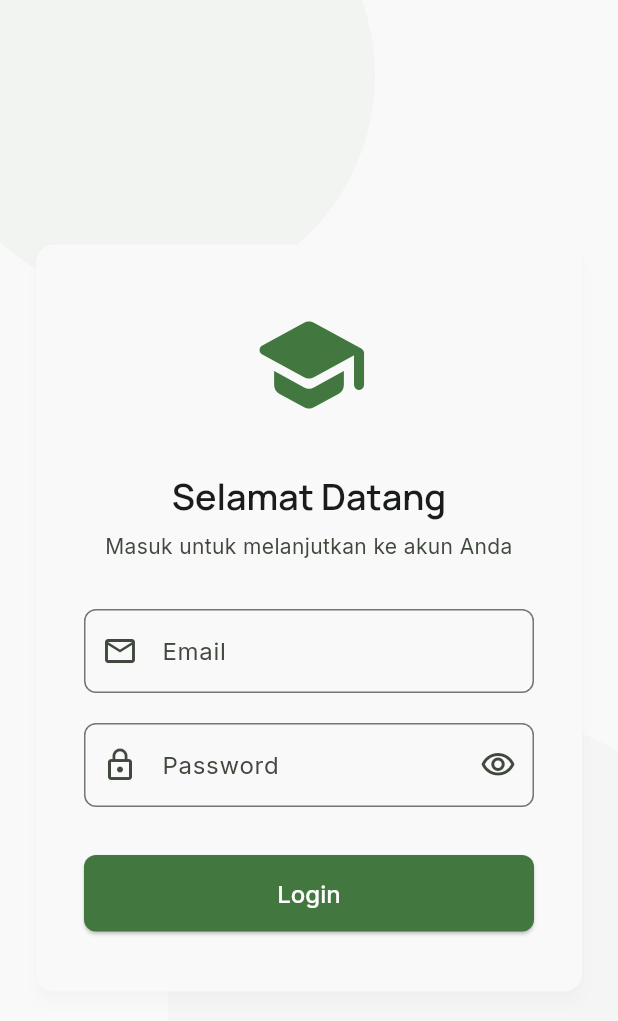
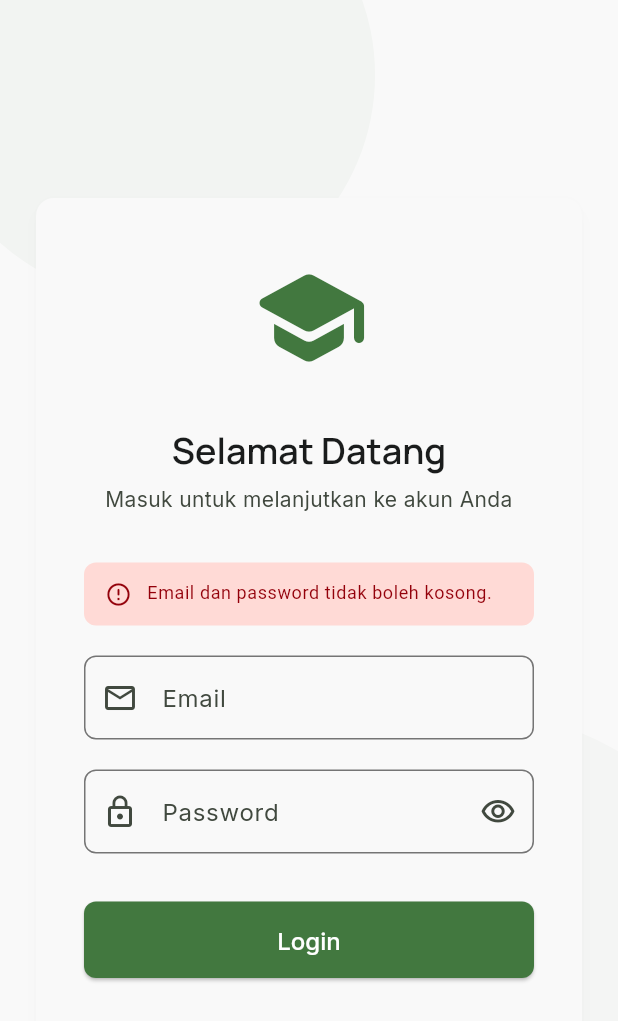
Before and after one commit to rokifran/TertibSekolah, a Flutter app: the screen it shows after launch, after a tap on "Login", on a phone screen of 412 x 824 dp. Shown: the top 1021 px of the screen. Run offline on Flutter 3.47's test engine with Material 3 defaults, Android fonts, the phone set to English and light mode, and no system bars; our stand-ins replace google_fonts, supabase_flutter; accounts and stored records are empty.

Commit message:
feat: implement admin login with role-based routing
- Add AuthService with Supabase sign-in and role fetching
- Add AdminDashboardScreen with greeting, menu grid, and logout
- Update LoginScreen with real auth logic, loading state, error banner
- Route Admin → AdminDashboardScreen, Guru/Siswa → coming soon

```diff
--- /dev/null
+++ b/Frontend/lib/core/auth_service.dart
@@ -0,0 +1,106 @@
+import 'package:supabase_flutter/supabase_flutter.dart';
+import '../main.dart';
+
+/// Hasil login yang membawa data user dan role-nya.
+class AuthResult {
+  final String userId;
+  final String nama;
+  final String email;
+  final String roleName; // 'Admin', 'Guru', 'Siswa'
+
+  const AuthResult({
+    required this.userId,
+    required this.nama,
+    required this.email,
+    required this.roleName,
+  });
+
+  bool get isAdmin => roleName == 'Admin';
+  bool get isGuru => roleName == 'Guru';
+  bool get isSiswa => roleName == 'Siswa';
+}
+
+/// Exception khusus untuk error autentikasi yang bisa ditampilkan ke user.
+class AuthException implements Exception {
+  final String message;
+  const AuthException(this.message);
+
+  @override
+  String toString() => message;
+}
+
+/// Service untuk menangani semua operasi autentikasi.
+class AuthService {
+  AuthService._();
+
+  /// Sign in menggunakan email & password, lalu ambil data role dari tabel users.
+  ///
+  /// Throws [AuthException] jika:
+  /// - Kredensial salah
+  /// - Akun tidak ditemukan di tabel users
+  /// - Koneksi gagal
+  static Future<AuthResult> signIn({
+    required String email,
+    required String password,
+  }) async {
+    try {
+      // 1. Autentikasi via Supabase Auth
+      final response = await supabase.auth.signInWithPassword(
+        email: email.trim(),
+        password: password,
+      );
+
+      final user = response.user;
+      if (user == null) {
+        throw const AuthException('Login gagal. Silakan coba lagi.');
+      }
+
+      // 2. Ambil data profile + role dari tabel users
+      final userData = await supabase
+          .from('users')
+          .select('nama, email, role_id, roles(role_name)')
+          .eq('id', user.id)
+          .maybeSingle();
+
+      if (userData == null) {
+        // User ada di Auth tapi tidak ada di tabel users
+        await supabase.auth.signOut();
+        throw const AuthException(
+          'Akun tidak terdaftar dalam sistem.\nHubungi administrator.',
+        );
+      }
+
+      final roleName =
+          (userData['roles'] as Map<String, dynamic>?)?['role_name'] as String? ??
+          'Unknown';
+
+      return AuthResult(
+        userId: user.id,
+        nama: userData['nama'] as String? ?? '',
+        email: userData['email'] as String? ?? email,
+        roleName: roleName,
+      );
+    } on AuthException {
+      rethrow;
+    } on AuthApiException catch (e) {
+      // Error dari Supabase Auth (kredensial salah, dll.)
+      if (e.message.contains('Invalid login credentials')) {
+        throw const AuthException('Email atau password salah.');
+      }
+      if (e.message.contains('Email not confirmed')) {
+        throw const AuthException('Email belum dikonfirmasi. Cek inbox Anda.');
+      }
+      throw AuthException('Login gagal: ${e.message}');
+    } catch (e) {
+      throw AuthException('Terjadi kesalahan: ${e.toString()}');
+    }
+  }
+
+  /// Sign out user yang sedang login.
+  static Future<void> signOut() async {
+    await supabase.auth.signOut();
+  }
+
+  /// Mengecek apakah ada session aktif (user sudah login sebelumnya).
+  static Session? get currentSession => supabase.auth.currentSession;
+}
--- a/Frontend/lib/screens/login_screen.dart
+++ b/Frontend/lib/screens/login_screen.dart
@@ -1,5 +1,7 @@
 import 'package:flutter/material.dart';
 import '../theme/app_colors.dart';
+import '../core/auth_service.dart';
+import 'admin_dashboard_screen.dart';
 
 class LoginScreen extends StatefulWidget {
   const LoginScreen({super.key});
@@ -12,6 +14,8 @@ class _LoginScreenState extends State<LoginScreen> {
   final _emailController = TextEditingController();
   final _passwordController = TextEditingController();
   bool _obscurePassword = true;
+  bool _isLoading = false;
+  String? _errorMessage;
 
   @override
   void dispose() {
@@ -19,6 +23,69 @@ class _LoginScreenState extends State<LoginScreen> {
     _passwordController.dispose();
     super.dispose();
   }
+
+  // ─── Login Logic ────────────────────────────────────────────────────────────
+
+  Future<void> _handleLogin() async {
+    final email = _emailController.text.trim();
+    final password = _passwordController.text;
+
+    // Validasi input
+    if (email.isEmpty || password.isEmpty) {
+      setState(() => _errorMessage = 'Email dan password tidak boleh kosong.');
+      return;
+    }
+
+    setState(() {
+      _isLoading = true;
+      _errorMessage = null;
+    });
+
+    try {
+      final result = await AuthService.signIn(
+        email: email,
+        password: password,
+      );
+
+      if (!mounted) return;
+
+      // Routing berdasarkan role
+      switch (result.roleName) {
+        case 'Admin':
+          Navigator.of(context).pushReplacement(
+            MaterialPageRoute(
+              builder: (_) => AdminDashboardScreen(authResult: result),
+            ),
+          );
+        case 'Guru':
+          // TODO: Ganti dengan GuruDashboardScreen saat sudah dibuat
+          _showRoleNotImplemented(result.roleName);
+        case 'Siswa':
+          // TODO: Ganti dengan SiswaDashboardScreen saat sudah dibuat
+          _showRoleNotImplemented(result.roleName);
+        default:
+          _showRoleNotImplemented(result.roleName);
+      }
+    } on AuthException catch (e) {
+      setState(() => _errorMessage = e.message);
+    } finally {
+      if (mounted) {
+        setState(() => _isLoading = false);
+      }
+    }
+  }
+
+  void _showRoleNotImplemented(String role) {
+    ScaffoldMessenger.of(context).showSnackBar(
+      SnackBar(
+        content: Text('Login berhasil sebagai $role, dashboard segera hadir!'),
+        behavior: SnackBarBehavior.floating,
+        backgroundColor: AppColors.primaryContainer,
+      ),
+    );
+  }
+
+  // ─── Build ──────────────────────────────────────────────────────────────────
 
   @override
   Widget build(BuildContext context) {
@@ -57,18 +124,21 @@ class _LoginScreenState extends State<LoginScreen> {
             child: SingleChildScrollView(
               padding: const EdgeInsets.symmetric(horizontal: 24),
               child: Card(
-                color: AppColors.surface, // Lowest surface
+                color: AppColors.surface,
                 elevation: 4,
                 shadowColor: Colors.black.withValues(alpha: 0.1),
                 shape: RoundedRectangleBorder(
                   borderRadius: BorderRadius.circular(12),
                 ),
                 child: Padding(
-                  padding: const EdgeInsets.symmetric(vertical: 40, horizontal: 32),
+                  padding: const EdgeInsets.symmetric(
+                    vertical: 40,
+                    horizontal: 32,
+                  ),
                   child: Column(
                     mainAxisSize: MainAxisSize.min,
                     children: [
-                      // Logo placeholder
+                      // Logo
                       const Icon(
                         Icons.school_rounded,
                         size: 80,
@@ -94,20 +164,66 @@ class _LoginScreenState extends State<LoginScreen> {
                       ),
                       const SizedBox(height: 32),
 
-                      // Forms
+                      // ── Error banner ───────────────────────────────────
+                      if (_errorMessage != null) ...[
+                        Container(
+                          width: double.infinity,
+                          padding: const EdgeInsets.symmetric(
+                            horizontal: 14,
+                            vertical: 12,
+                          ),
+                          decoration: BoxDecoration(
+                            color: AppColors.errorContainer,
+                            borderRadius: BorderRadius.circular(8),
+                          ),
+                          child: Row(
+                            crossAxisAlignment: CrossAxisAlignment.start,
+                            children: [
+                              const Icon(
+                                Icons.error_outline_rounded,
+                                color: AppColors.onErrorContainer,
+                                size: 18,
+                              ),
+                              const SizedBox(width: 10),
+                              Expanded(
+                                child: Text(
+                                  _errorMessage!,
+                                  style: theme.textTheme.bodySmall?.copyWith(
+                                    color: AppColors.onErrorContainer,
+                                  ),
+                                ),
+                              ),
+                            ],
+                          ),
+                        ),
+                        const SizedBox(height: 20),
+                      ],
+
+                      // ── Email field ────────────────────────────────────
                       TextField(
                         controller: _emailController,
                         keyboardType: TextInputType.emailAddress,
+                        enabled: !_isLoading,
+                        textInputAction: TextInputAction.next,
                         decoration: const InputDecoration(
                           hintText: 'Email',
                           prefixIcon: Icon(Icons.mail_outline),
                         ),
+                        onChanged: (_) {
+                          if (_errorMessage != null) {
+                            setState(() => _errorMessage = null);
+                          }
+                        },
                       ),
                       const SizedBox(height: 20),
 
+                      // ── Password field ─────────────────────────────────
                       TextField(
                         controller: _passwordController,
                         obscureText: _obscurePassword,
+                        enabled: !_isLoading,
+                        textInputAction: TextInputAction.done,
+                        onSubmitted: (_) => _handleLogin(),
                         decoration: InputDecoration(
                           hintText: 'Password',
                           prefixIcon: const Icon(Icons.lock_outline),
@@ -124,17 +240,29 @@ class _LoginScreenState extends State<LoginScreen> {
                             },
                           ),
                         ),
+                        onChanged: (_) {
+                          if (_errorMessage != null) {
+                            setState(() => _errorMessage = null);
+                          }
+                        },
                       ),
                       const SizedBox(height: 32),
 
-                      // Submit
+                      // ── Submit button ──────────────────────────────────
                       SizedBox(
                         width: double.infinity,
                         child: ElevatedButton(
-                          onPressed: () {
-                            // Implement login logic
-                          },
-                          child: const Text('Login'),
+                          onPressed: _isLoading ? null : _handleLogin,
+                          child: _isLoading
+                              ? const SizedBox(
+                                  height: 20,
+                                  width: 20,
+                                  child: CircularProgressIndicator(
+                                    strokeWidth: 2.5,
+                                    color: AppColors.onPrimary,
+                                  ),
+                                )
+                              : const Text('Login'),
                         ),
                       ),
                     ],
```
Also changed, not shown: Frontend/lib/screens/admin_dashboard_screen.dart (added, +298 -0 lines).
